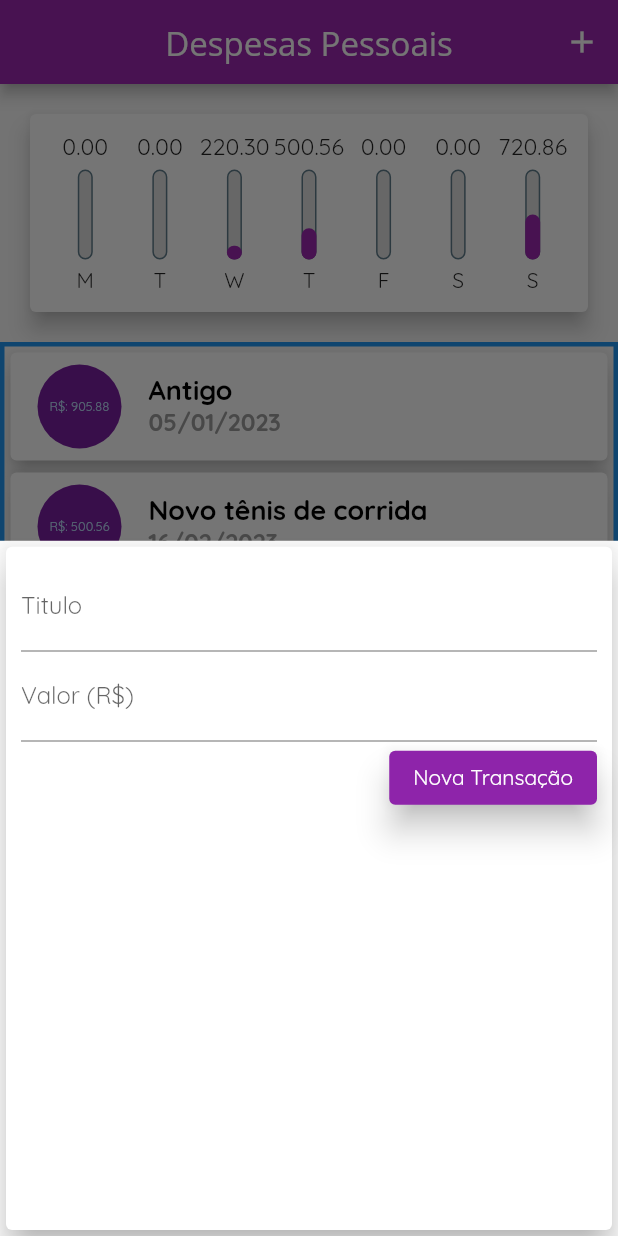
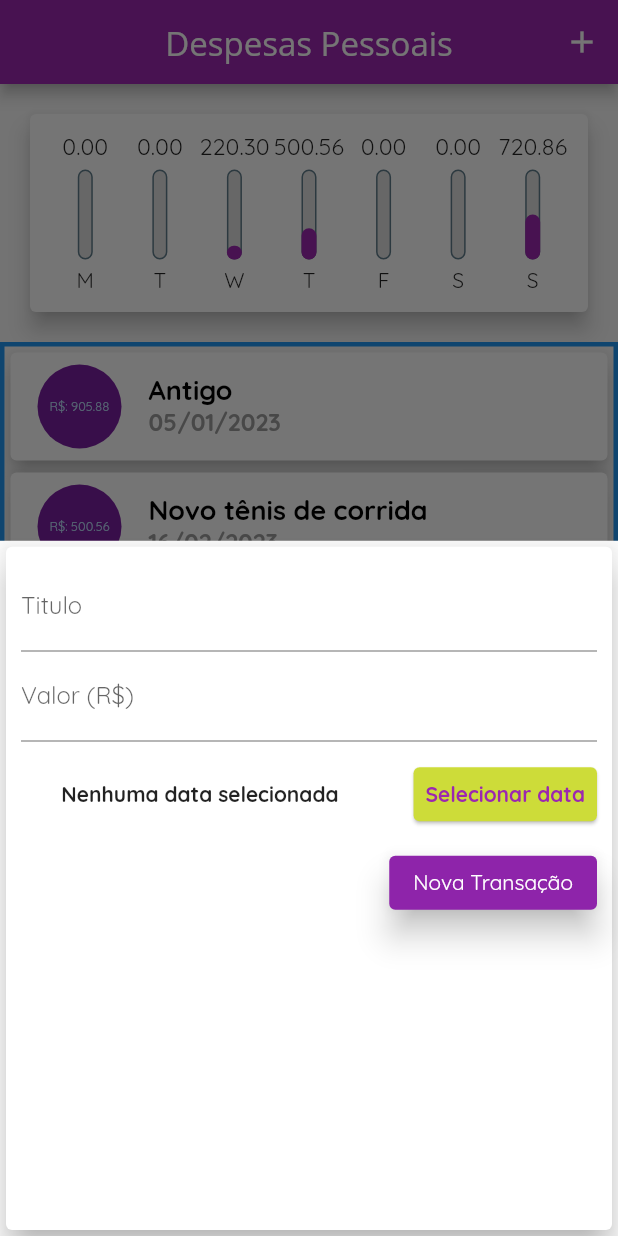
Before and after one commit to Thiago-CSantos/Flutter-appDespesas, a Flutter app: the screen it shows after launch, after a tap on the "add" icon, on a phone screen of 412 x 824 dp. Run offline on Flutter 3.47's test engine with Material 2 defaults, Android fonts, the phone set to English and light mode, and no system bars.

Commit message:
preparando formulario

```diff
--- a/lib/components/transaction_form.dart
+++ b/lib/components/transaction_form.dart
@@ -35,6 +35,36 @@ class _TransActionFormState extends State<TransActionForm> {
                 labelText: 'Valor (R\$)',
               ),
             ),
+            Container(
+              height: 70,
+              child: Row(
+                mainAxisAlignment: MainAxisAlignment.end,
+                children: [
+                  const Text(
+                    'Nenhuma data selecionada',
+                    style: TextStyle(
+                      fontWeight: FontWeight.bold,
+                    ),
+                  ),
+                  Container(
+                    margin: const EdgeInsetsDirectional.fromSTEB(50, 0, 0, 0),
+                    child: TextButton(
+                      style: const ButtonStyle(
+                        backgroundColor: MaterialStatePropertyAll(Colors.lime),
+                        elevation: MaterialStatePropertyAll(1),
+                      ),
+                      child: const Text(
+                        'Selecionar data',
+                        style: TextStyle(
+                          fontWeight: FontWeight.bold,
+                        ),
+                      ),
+                      onPressed: () {},
+                    ),
+                  ),
+                ],
+              ),
+            ),
             Row(
               mainAxisAlignment: MainAxisAlignment.end,
               children: [
```
